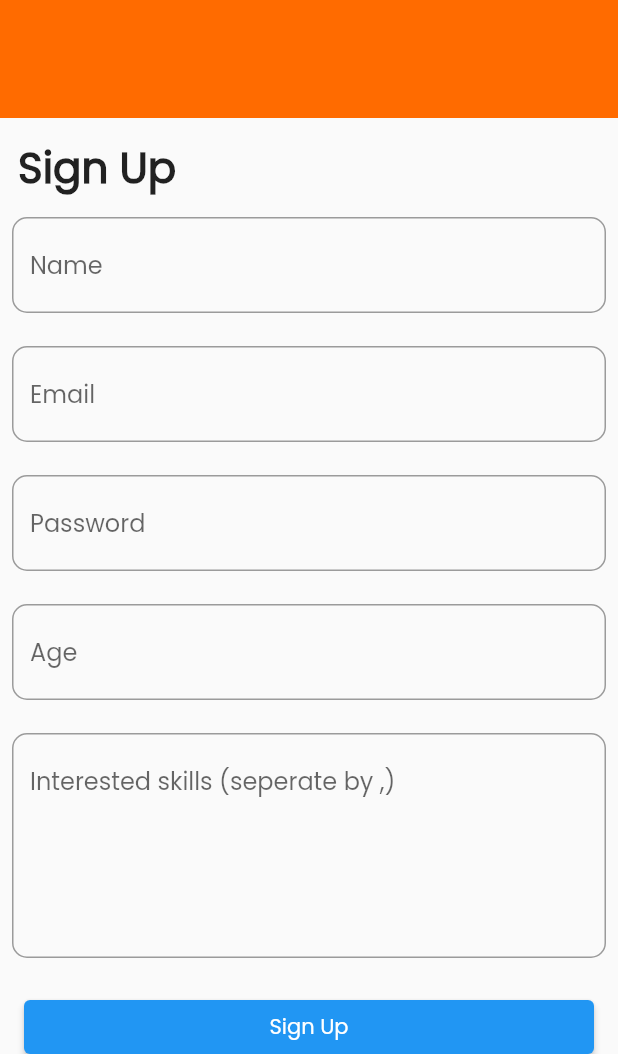
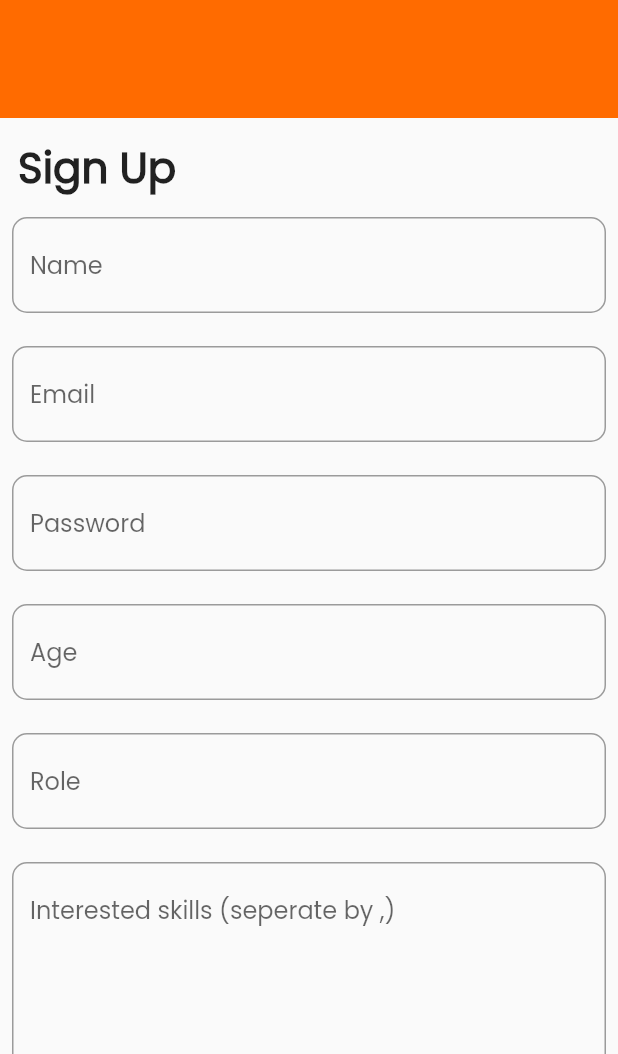
Before and after one commit to soaham-pimparkar/mentor-connect-app, a Flutter app: the SignUpView screen opened by its route, on a phone screen of 412 x 824 dp, the part 182-1236 px from its top. Run offline on Flutter 3.47's test engine with Material 2 defaults, Android fonts, the phone set to English and light mode, and no system bars; our stand-ins replace cloud_firestore, firebase_auth, firebase_core, flutter_chat_types, flutter_chat_ui, get and 1 more; accounts and stored records are empty; statements that could not run were skipped.

Commit message:
fixed signup signin

```diff
--- a/eyic/lib/api/models/mentee_model.dart
+++ b/eyic/lib/api/models/mentee_model.dart
@@ -7,6 +7,7 @@ class MenteeModel {
   String email;
   List<String> interestedSkills;
   int age;
+  String role;
 
   MenteeModel({
     required this.uid,
@@ -14,6 +15,7 @@ class MenteeModel {
     required this.email,
     required this.interestedSkills,
     required this.age,
+    required this.role,
   });
 
   Map<String, dynamic> toMap() {
@@ -23,6 +25,7 @@ class MenteeModel {
       'email': email,
       'interestedSkills': interestedSkills,
       'age': age,
+      'role':role
     };
   }
 
@@ -33,6 +36,7 @@ class MenteeModel {
       email: map['email'] as String,
       interestedSkills: map['interestedSkills'],
       age: map['age'] as int,
+      role: map['role'] as String
     );
   }
 
--- a/eyic/lib/api/services/firebase/authentication.dart
+++ b/eyic/lib/api/services/firebase/authentication.dart
@@ -29,6 +29,7 @@ class Authentication extends GetxController {
     String name,
     List<String> interestedSkills,
     int age,
+    String role,
   ) async {
     final userCredential = await _firebaseAuth.createUserWithEmailAndPassword(
       email: email,
@@ -41,6 +42,7 @@ class Authentication extends GetxController {
         email: email,
         interestedSkills: interestedSkills,
         age: age,
+        role: role
       ),
     );
     return userCredential.user!.uid;
--- a/eyic/lib/api/services/firebase/mentee_database.dart
+++ b/eyic/lib/api/services/firebase/mentee_database.dart
@@ -6,7 +6,7 @@ class MenteeDBCtr extends GetxController {
   final _firestore = FirebaseFirestore.instance;
 
   Future createMentee(MenteeModel mentee) async {
-    await _firestore.collection("mentees").doc(mentee.uid).set(
+    await _firestore.collection("users").doc(mentee.uid).set(
           mentee.toMap(),
         );
   }
--- a/eyic/lib/screens/auth_view/signin_view.dart
+++ b/eyic/lib/screens/auth_view/signin_view.dart
@@ -77,9 +77,11 @@ class SignInView extends StatelessWidget {
                 onPressed: () async {
                   try {
                     await _authCtr.signInUsingEmailAndPassword(
-                      "barvevedant@gmail.com",
-                      "apollo11",
+                      email.text,
+                      password.text,
                     );
+
+                    Get.offNamed('/');
                   } on Exception catch (e) {
                     ScaffoldMessenger.of(context).showSnackBar(
                       SnackBar(
--- a/eyic/lib/screens/auth_view/signup_view.dart
+++ b/eyic/lib/screens/auth_view/signup_view.dart
@@ -17,8 +17,10 @@ class SignUpView extends StatelessWidget {
     final password = TextEditingController();
     final age = TextEditingController();
     final interestedSkills = TextEditingController();
+    final role = TextEditingController();
     return Scaffold(
-      body: Column(
+      body: SingleChildScrollView(
+        child: Column(
           children: [
             Container(
               height: 200,
@@ -49,7 +51,7 @@ class SignUpView extends StatelessWidget {
             Padding(
               padding: const EdgeInsets.symmetric(horizontal: 8.0),
               child: TextFormField(
-              controller: email,
+                controller: name,
                 decoration: InputDecoration(
                   hintText: 'Name',
                   border: OutlineInputBorder(
@@ -101,6 +103,19 @@ class SignUpView extends StatelessWidget {
             Padding(
               padding: const EdgeInsets.symmetric(horizontal: 8.0),
               child: TextFormField(
+                controller: role,
+                decoration: InputDecoration(
+                  hintText: 'Role',
+                  border: OutlineInputBorder(
+                    borderRadius: BorderRadius.circular(10),
+                  ),
+                ),
+              ),
+            ),
+            const SizedBox(height: 22),
+            Padding(
+              padding: const EdgeInsets.symmetric(horizontal: 8.0),
+              child: TextFormField(
                 controller: interestedSkills,
                 maxLines: 5,
                 decoration: InputDecoration(
@@ -125,7 +140,10 @@ class SignUpView extends StatelessWidget {
                         name.text,
                         interestedSkills.text.split(","),
                         int.parse(age.text),
+                        role.text
                       );
+
+                      Get.offNamed('/');
                     } catch (err) {
 
                     }
@@ -150,12 +168,15 @@ class SignUpView extends StatelessWidget {
                 width: double.infinity,
                 child: SignInButton(
                   Buttons.google,
-                onPressed: () async {},
+                  onPressed: () async {
+
+                  },
                 ),
               ),
             ),
           ],
         ),
+      ),
     );
   }
 }
--- a/eyic/lib/screens/mentee/home_view/mentee_home_view.dart
+++ b/eyic/lib/screens/mentee/home_view/mentee_home_view.dart
@@ -8,6 +8,7 @@ final _mentor = [
     email: "vivek.modal@gmail.com",
     interestedSkills: ["Machine Learning", "Application Development "],
     age: 15,
+    role: 'mentor'
   ),
   MenteeModel(
     uid: "2",
@@ -15,6 +16,7 @@ final _mentor = [
     email: "manasi.kulkarni@gmail.com",
     interestedSkills: ["Machine Learning", "Application Development "],
     age: 17,
+      role: 'mentor'
   ),
   MenteeModel(
     uid: "3",
@@ -22,6 +24,7 @@ final _mentor = [
     email: "mohan.patil@gmail.com",
     interestedSkills: ["Machine Learning", "Application Development "],
     age: 18,
+      role: 'mentor'
   ),
   MenteeModel(
     uid: "4",
@@ -29,6 +32,7 @@ final _mentor = [
     email: "ritika.jha@gmail.com",
     interestedSkills: ["Machine Learning", "Application Development "],
     age: 16,
+      role: 'mentor'
   ),
   MenteeModel(
     uid: "5",
@@ -36,6 +40,7 @@ final _mentor = [
     email: "soha.pal@gmail.com",
     interestedSkills: ["Machine Learning", "Application Development "],
     age: 17,
+      role: 'mentor'
   ),
 ];
 
--- a/eyic/lib/screens/mentor/mentor_home_view.dart
+++ b/eyic/lib/screens/mentor/mentor_home_view.dart
@@ -10,6 +10,7 @@ final _mentee = [
     email: "vivek.modal@gmail.com",
     interestedSkills: ["Machine Learning", "Application Development "],
     age: 15,
+    role: 'mentee'
   ),
   MenteeModel(
     uid: "2",
@@ -17,6 +18,7 @@ final _mentee = [
     email: "manasi.kulkarni@gmail.com",
     interestedSkills: ["Machine Learning", "Application Development "],
     age: 17,
+      role: 'mentee'
   ),
   MenteeModel(
     uid: "3",
@@ -24,6 +26,7 @@ final _mentee = [
     email: "mohan.patil@gmail.com",
     interestedSkills: ["Machine Learning", "Application Development "],
     age: 18,
+      role: 'mentee'
   ),
   MenteeModel(
     uid: "4",
@@ -31,6 +34,7 @@ final _mentee = [
     email: "ritika.jha@gmail.com",
     interestedSkills: ["Machine Learning", "Application Development "],
     age: 16,
+      role: 'mentee'
   ),
   MenteeModel(
     uid: "5",
@@ -38,6 +42,7 @@ final _mentee = [
     email: "soha.pal@gmail.com",
     interestedSkills: ["Machine Learning", "Application Development "],
     age: 17,
+      role: 'mentee'
   ),
 ];
 
```
Also changed, not shown: eyic/lib/landing_view.dart (+5 -3 lines), eyic/lib/main.dart (+9 -7 lines). Lines whose indentation alone changed are shown as unchanged.
